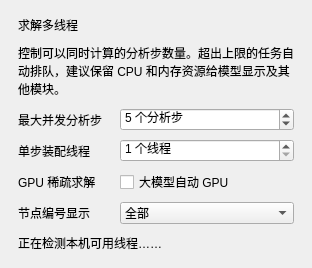
Before: the Qt Designer form YQY/GUI/Ui/SettingsPanel.ui in jiwangxia/YQY_BB, drawn with Qt 5.
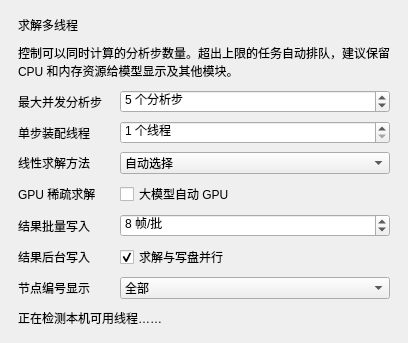
After: the same form once the commit is applied.

Commit message: feat: 更新动力求解与结构阻尼

```diff
--- a/YQY/GUI/Ui/SettingsPanel.ui
+++ b/YQY/GUI/Ui/SettingsPanel.ui
@@ -47,15 +47,47 @@
          <property name="suffix"><string> 个线程</string></property>
         </widget>
        </item>
-       <item row="2" column="0"><widget class="QLabel" name="gpuSolverLabel"><property name="text"><string>GPU 稀疏求解</string></property></widget></item>
+       <item row="2" column="0"><widget class="QLabel" name="linearSolverModeLabel"><property name="text"><string>线性求解方法</string></property></widget></item>
        <item row="2" column="1">
+        <widget class="QComboBox" name="linearSolverModeCombo">
+         <property name="minimumSize"><size><width>150</width><height>0</height></size></property>
+         <property name="toolTip"><string>LDLT 仅用于对称矩阵；LU、BiCGSTAB 和通用矩阵 cuDSS 可处理非对称矩阵。PARDISO 会由分析流程在对称 LDLT 与非对称 LU 之间选择。自动模式失败时回退，手动模式不回退。</string></property>
+         <item><property name="text"><string>自动选择</string></property></item>
+         <item><property name="text"><string>Eigen LDLT（对称矩阵）</string></property></item>
+         <item><property name="text"><string>Eigen LU（非对称矩阵）</string></property></item>
+         <item><property name="text"><string>oneMKL PARDISO（对称 LDLT / 非对称 LU）</string></property></item>
+         <item><property name="text"><string>CUDA BiCGSTAB（通用非对称迭代法）</string></property></item>
+         <item><property name="text"><string>NVIDIA cuDSS（通用非对称直接法）</string></property></item>
+        </widget>
+       </item>
+       <item row="3" column="0"><widget class="QLabel" name="gpuSolverLabel"><property name="text"><string>GPU 稀疏求解</string></property></widget></item>
+       <item row="3" column="1">
         <widget class="QCheckBox" name="gpuSolverCheckBox">
          <property name="text"><string>大模型自动 GPU</string></property>
          <property name="toolTip"><string>仅在线性系统达到 10000 自由度时尝试 NVIDIA GPU；小模型继续使用 CPU，不收敛时自动回退 CPU。</string></property>
         </widget>
        </item>
-       <item row="3" column="0"><widget class="QLabel" name="nodeLabelModeLabel"><property name="text"><string>节点编号显示</string></property></widget></item>
-       <item row="3" column="1">
+       <item row="4" column="0"><widget class="QLabel" name="resultBatchFramesLabel"><property name="text"><string>结果批量写入</string></property></widget></item>
+       <item row="4" column="1">
+        <widget class="QSpinBox" name="resultBatchFramesSpin">
+         <property name="minimumSize"><size><width>150</width><height>0</height></size></property>
+         <property name="toolTip"><string>每累计指定数量的接受步结果后批量写入 HDF5。1 表示逐帧写入；大模型建议 4～8，小模型建议 8～32。修改后对新启动的任务生效。</string></property>
+         <property name="minimum"><number>1</number></property>
+         <property name="maximum"><number>128</number></property>
+         <property name="value"><number>8</number></property>
+         <property name="suffix"><string> 帧/批</string></property>
+        </widget>
+       </item>
+       <item row="5" column="0"><widget class="QLabel" name="backgroundResultWriteLabel"><property name="text"><string>结果后台写入</string></property></widget></item>
+       <item row="5" column="1">
+        <widget class="QCheckBox" name="backgroundResultWriteCheckBox">
+         <property name="text"><string>求解与写盘并行</string></property>
+         <property name="toolTip"><string>使用单独线程按顺序写入 HDF5，求解线程最多提前两个批次；关闭后恢复同步写入。修改后对新启动的任务生效。</string></property>
+         <property name="checked"><bool>true</bool></property>
+        </widget>
+       </item>
+       <item row="6" column="0"><widget class="QLabel" name="nodeLabelModeLabel"><property name="text"><string>节点编号显示</string></property></widget></item>
+       <item row="6" column="1">
         <widget class="QComboBox" name="nodeLabelModeCombo">
          <property name="minimumSize"><size><width>150</width><height>0</height></size></property>
          <item><property name="text"><string>全部</string></property></item>
```
Left out of the diff: 2 changed lines with no effect on the pictures. The commit also changes 334 other files.
